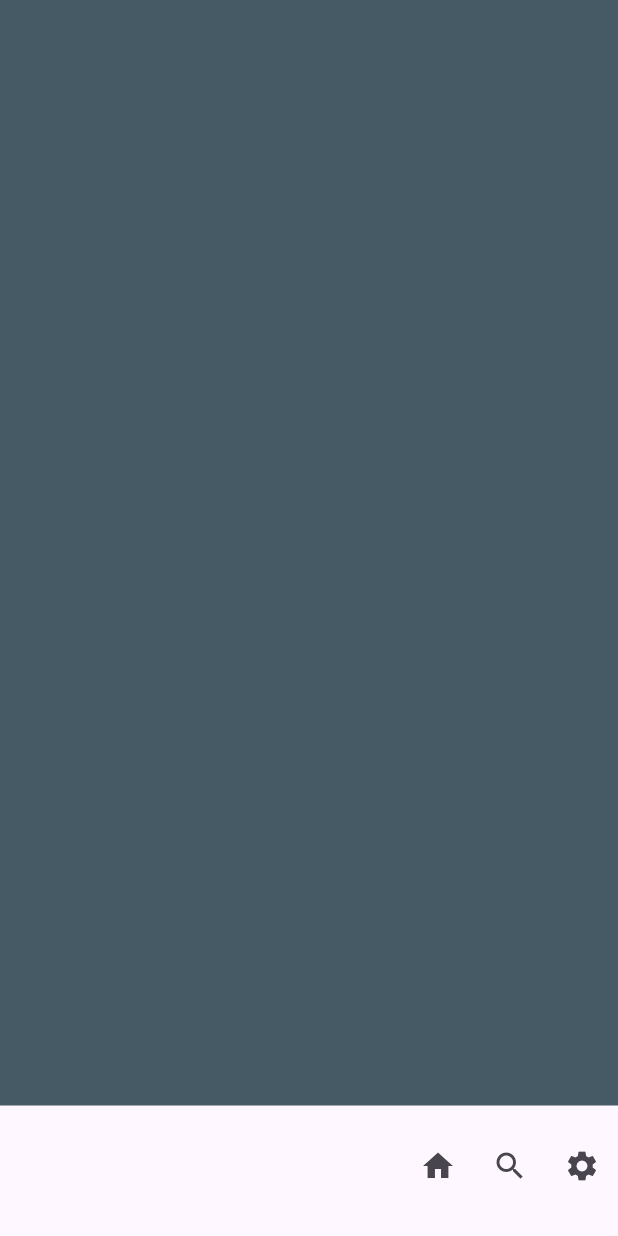
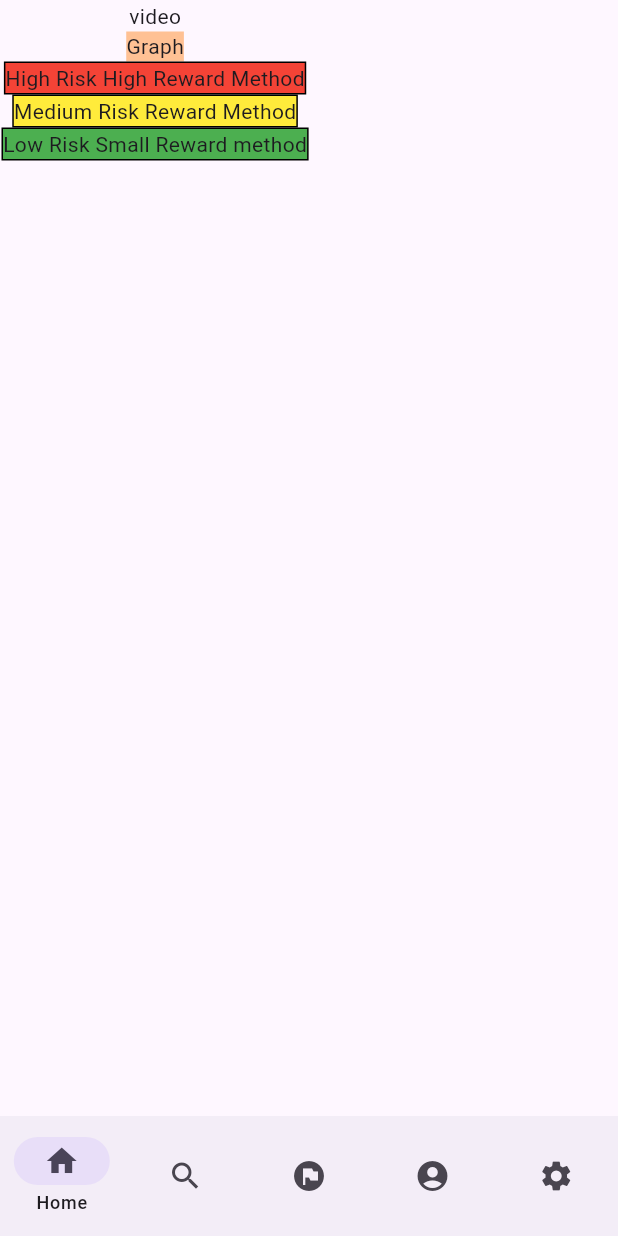
Before and after one commit to ashiqmhdkn/flutter_firt, a Flutter app: the screen it shows after launch, on a phone screen of 412 x 824 dp. Run offline on Flutter 3.47's test engine with Material 3 defaults, Android fonts, the phone set to English and light mode, and no system bars.

Commit message:
designing

```diff
--- a/lib/Apar.dart
+++ b/lib/Apar.dart
@@ -1,38 +1,53 @@
 import 'package:flutter/material.dart';
+import 'package:flutter_firt/Profile.dart';
+import 'package:flutter_firt/Settings.dart';
+import 'package:flutter_firt/goals.dart';
+import 'package:flutter_firt/home.dart';
+import 'package:flutter_firt/search.dart';
 
-class Apar extends StatelessWidget {
+class Apar extends StatefulWidget {
   Apar({Key? key}) : super(key: key);
 
   @override
+  State<Apar> createState() => _AparState();
+}
+int currentPageIndex=0;
+class _AparState extends State<Apar> {
+  @override
   Widget build(BuildContext context) {
-    return AppBar(   toolbarHeight: 80,
-      actions: [
-        Row(
-          mainAxisAlignment: MainAxisAlignment.spaceAround,
-          children: [
-                IconButton(
-                  hoverColor: Colors.blue,
-
+    return Scaffold(
+      bottomNavigationBar:NavigationBar(
+       destinations:[
+          NavigationDestination(
             icon: Icon(Icons.home),
-                  onPressed: () {
-                    print('home button pressed');
-                  },
+            label: "Home",
           ),
-               IconButton(
+          NavigationDestination(
             icon: Icon(Icons.search),
-                onPressed: () {
-                  print('Search button pressed');
-                },
+            label: "Search",
           ),
-           IconButton(
+          NavigationDestination(
+            label: "goal",
+            icon: Icon(Icons.flag_circle),
+          ),
+          NavigationDestination(
+            label: "Profile",
+            icon: Icon(Icons.account_circle),
+          ),
+          NavigationDestination(
             icon: Icon(Icons.settings),
-                onPressed: () {
-                  print('Settings button pressed');
-                },
+            label: "settings",
           ),
         ],
+        selectedIndex: currentPageIndex,
+        onDestinationSelected: (int index) {
+          setState((){
+            currentPageIndex=index;
+          });
+        },
+        labelBehavior:NavigationDestinationLabelBehavior.onlyShowSelected,
       ),
-      ],
+      body: [Home(),Search(),Goal(),Profile(),Settings(),][currentPageIndex],
     );
   }
 }
--- a/lib/home.dart
+++ b/lib/home.dart
@@ -1,5 +1,5 @@
 import 'package:flutter/material.dart';
-import 'Apar.dart';
+
 class Home extends StatelessWidget {
   const Home({Key? key}) : super(key: key);
 
@@ -7,28 +7,53 @@ class Home extends StatelessWidget {
   Widget build(BuildContext context) {
     return Scaffold(
       body: Container(
-        color: Color(0xFF455A64),
         child: SafeArea(
-          child: Column( mainAxisAlignment: MainAxisAlignment.spaceBetween,
+          child: Column(
+            mainAxisAlignment: MainAxisAlignment.spaceBetween,
             children: [
-               Container(
-                child:Padding(
+              Padding(
                   padding: EdgeInsets.all(1),
-                  child:Column(
-                    children: [Container(
-
-                  ),Container(
-
-                  ),Container(
-
-                  )],
-                  )
-                )
-               ),
-
-              Container(width: 555,
-              height: 87,
-                child: Apar()),
+                  child: Column(
+                    children: [
+                      Expanded(
+                        child: Container(
+                          child: Text("video"),
+                          color: Color(0xffa1a1),
+                        ),
+                      ),
+                      Expanded(
+                        child: Container(
+                          child: Text("Graph"),
+                          color: Color(0xa1ffa155),
+                        ),
+                      ),
+                      Expanded(
+                        child: Container(
+                            child: Column(
+                          children: [
+                            Expanded(
+                                child: Container(
+                              decoration: BoxDecoration(
+                                  color: Colors.red, border: Border.all()),
+                              child: Text("High Risk High Reward Method"),
+                            )),
+                            Expanded(
+                                child: Container(
+                              child: Text("Medium Risk Reward Method"),
+                              decoration: BoxDecoration(
+                                  color: Colors.yellow, border: Border.all()),
+                            )),
+                            Expanded(
+                                child: Container(
+                              decoration: BoxDecoration(
+                                  color: Colors.green, border: Border.all()),
+                              child: Text("Low Risk Small Reward method"),
+                            )),
+                          ],
+                        )),
+                      )
+                    ],
+                  ),),
             ],
           ),
         ),
--- a/lib/main.dart
+++ b/lib/main.dart
@@ -1,4 +1,6 @@
 import 'package:flutter/material.dart';
+import 'package:flutter_firt/Apar.dart';
+import 'package:flutter_firt/search.dart';
 import './home.dart';
 import './Login.dart';
 main(List<String> args) {
@@ -19,15 +21,15 @@ class app extends StatelessWidget {
 }
 class HomeScreen extends StatelessWidget {
   HomeScreen({Key? key}) : super(key: key);
-
   @override
   Widget build(BuildContext context) {
     return Scaffold(
-      body: Container(
+      body: SafeArea(
         // Your content goes here
-        child:
+        child:Apar(),
         //Login(),
-        Home(),
+        //Home(),
+       // Search(),
       ),
     );
   }
```
Also changed, not shown: pubspec.yaml (+4 -17 lines), pubspec.lock, 2 other files. Lines whose indentation alone changed are shown as unchanged.
